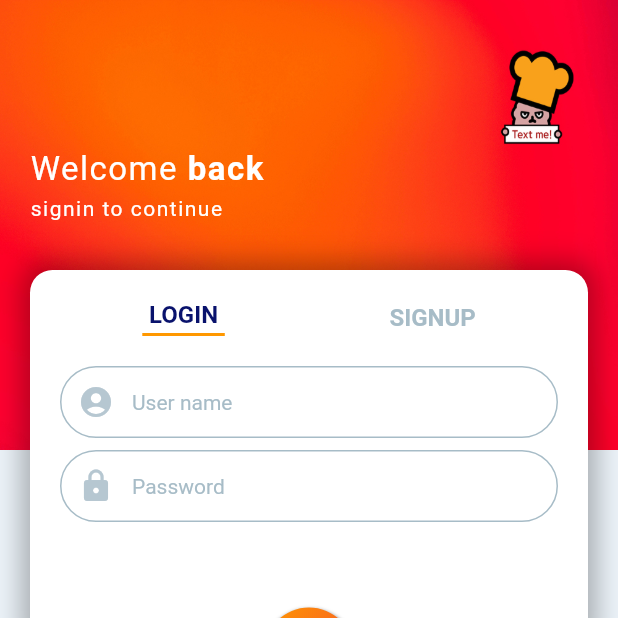
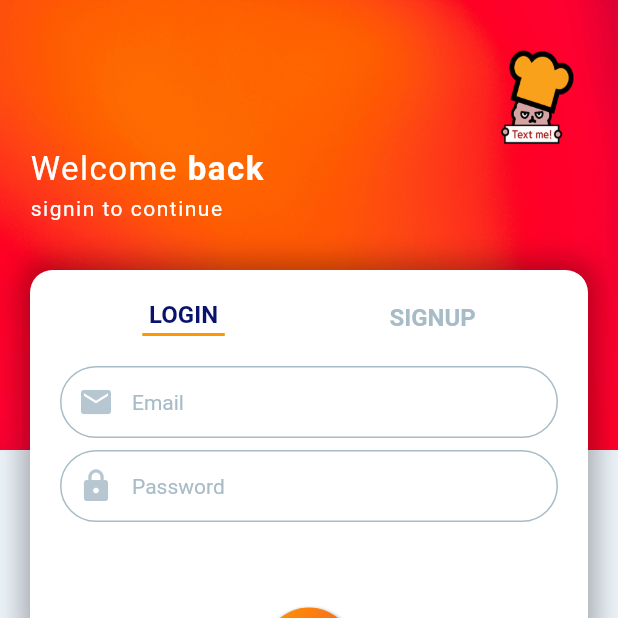
Before and after one commit to bozlo/flutter_chatting, a Flutter app: the screen it shows after launch, after a tap on the "arrow forward" icon, after a tap on "LOGIN", on a phone screen of 412 x 824 dp, the top half of it. Run offline on Flutter 3.47's test engine with Material 2 defaults, Android fonts, the phone set to English and light mode, and no system bars; our stand-ins replace firebase_auth, firebase_core; accounts and stored records are empty; network calls fail.

```diff
--- a/lib/main.dart
+++ b/lib/main.dart
@@ -1,7 +1,13 @@
 import 'package:flutter/material.dart';
 import 'screens/main_screen.dart';
+import 'package:firebase_core/firebase_core.dart';
+import 'firebase_options.dart';
 
-void main() {
+void main() async {
+  WidgetsFlutterBinding.ensureInitialized();
+  await Firebase.initializeApp(
+    options: DefaultFirebaseOptions.currentPlatform,
+  );
   runApp(const MyApp());
 }
 
--- a/lib/screens/main_screen.dart
+++ b/lib/screens/main_screen.dart
@@ -1,5 +1,7 @@
 import 'package:flutter/material.dart';
 import 'package:flutter_chatting/config/palette.dart';
+import 'package:firebase_auth/firebase_auth.dart';
+import 'chat_screen.dart';
 
 class LoginSignupScreen extends StatefulWidget {
   const LoginSignupScreen({Key? key}) : super(key: key);
@@ -9,6 +11,8 @@ class LoginSignupScreen extends StatefulWidget {
 }
 
 class _LoginSignupScreenState extends State<LoginSignupScreen> {
+  final _authentication = FirebaseAuth.instance;
+
   bool isSignupScreen = true;
   final _formKey = GlobalKey<FormState>();
   String userName = '';
@@ -289,20 +293,21 @@ class _LoginSignupScreenState extends State<LoginSignupScreen> {
                           child: Column(
                             children: [
                               TextFormField(
+                                keyboardType: TextInputType.emailAddress,
                                 key: ValueKey(4),
                                 validator: (value) {
-                                  if (value!.isEmpty || value.length < 4)
-                                    return 'Please enter at least 4 characters';
+                                  if (value!.isEmpty || !value.contains('@'))
+                                    return 'Please enter valid email';
                                   return null;
                                 },
                                 onSaved: (value) {
-                                  userName = value!;
+                                  userEmail = value!;
                                 },
                                 onChanged: (value) {
-                                  userName = value;
+                                  userEmail = value;
                                 },
                                 decoration: InputDecoration(
-                                  prefixIcon: Icon(Icons.account_circle,
+                                  prefixIcon: Icon(Icons.email,
                                     color: Palette.iconColor,
                                   ),
                                   enabledBorder: OutlineInputBorder(
@@ -313,7 +318,7 @@ class _LoginSignupScreenState extends State<LoginSignupScreen> {
                                     borderSide: BorderSide(color: Palette.textColor1),
                                     borderRadius: BorderRadius.all(Radius.circular(35.0),),
                                   ),
-                                  hintText: 'User name',
+                                  hintText: 'Email',
                                   hintStyle: TextStyle(
                                     fontSize: 14,
                                     color: Palette.textColor1,
@@ -325,15 +330,15 @@ class _LoginSignupScreenState extends State<LoginSignupScreen> {
                               TextFormField(
                                 key: ValueKey(5),
                                 validator: (value) {
-                                  if (value!.isEmpty || !value.contains('@'))
-                                    return 'Please enter valid email';
+                                  if (value!.isEmpty || value.length < 6 )
+                                    return 'Password must be at least 7 characters long.';
                                   return null;
                                 },
                                 onSaved: (value) {
-                                  userEmail = value!;
+                                  userPassword = value!;
                                 },
                                 onChanged: (value) {
-                                  userEmail = value;
+                                  userPassword = value;
                                 },
                                 obscureText: true,
                                 decoration: InputDecoration(
@@ -384,11 +389,50 @@ class _LoginSignupScreenState extends State<LoginSignupScreen> {
                     borderRadius: BorderRadius.circular(50)
                   ),
                   child: GestureDetector(
-                    onTap: () {
-                      _tryValidation();
-                      print(userName);
-                      print(userPassword);
-                      print(userEmail);
+                    onTap: () async {
+                      if (isSignupScreen) {
+                        _tryValidation();
+                        try {
+                          final newUser = await _authentication
+                              .createUserWithEmailAndPassword(
+                              email: userEmail,
+                              password: userPassword);
+                          if (newUser.user != null) {
+                            Navigator.push(
+                              context,
+                              MaterialPageRoute(
+                                builder: (context) => ChatScreen(),
+                              ),
+                            );
+                          }
+                        } catch (e) {
+                          print(e);
+                          ScaffoldMessenger.of(context).showSnackBar(
+                            SnackBar(
+                              content:
+                                Text('Please check your email and password'),
+                              backgroundColor: Colors.blue,
+                            ),
+                          );
+                        }
+                      } else {
+                        _tryValidation();
+                        try {
+                          final newUser = await _authentication.signInWithEmailAndPassword(
+                              email: userEmail, password: userPassword
+                          );
+                          if (newUser.user != null) {
+                            Navigator.push(
+                                context,
+                                MaterialPageRoute(
+                                  builder: (context) => ChatScreen(),
+                                ),
+                            );
+                          }
+                        } catch (e) {
+                          print(e);
+                        }
+                      }
                     },
                     child: Container(
                       decoration: BoxDecoration(
--- a/pubspec.yaml
+++ b/pubspec.yaml
@@ -34,6 +34,9 @@ dependencies:
   # The following adds the Cupertino Icons font to your application.
   # Use with the CupertinoIcons class for iOS style icons.
   cupertino_icons: ^1.0.2
+  firebase_core: ^1.14.1
+  firebase_auth: ^3.3.14
+  cloud_firestore: ^3.1.12
 
 dev_dependencies:
   flutter_test:
```
Also changed, not shown: lib/screens/chat_screen.dart (added, +56 -0 lines), lib/firebase_options.dart (added), pubspec.lock, 11 other files.
